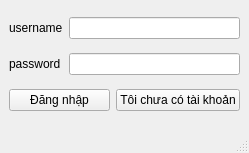
Before: the Qt Designer form view/login/dangnhap.ui in loimaxto/DoAnPython, drawn with Qt 5.
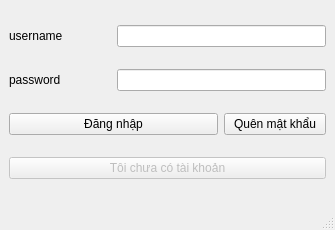
After: the same form once the commit is applied.

The edit to the form file:
```diff
--- a/view/login/dangnhap.ui
+++ b/view/login/dangnhap.ui
@@ -6,8 +6,8 @@
    <rect>
     <x>0</x>
     <y>0</y>
-    <width>249</width>
-    <height>153</height>
+    <width>335</width>
+    <height>230</height>
    </rect>
   </property>
   <property name="windowTitle">
@@ -43,7 +43,26 @@
      </widget>
     </item>
     <item row="2" column="2">
+     <widget class="QPushButton" name="forget_btn">
+      <property name="font">
+       <font>
+        <stylestrategy>PreferDefault</stylestrategy>
+        <kerning>true</kerning>
+       </font>
+      </property>
+      <property name="text">
+       <string>Quên mật khẩu</string>
+      </property>
+      <property name="checkable">
+       <bool>false</bool>
+      </property>
+     </widget>
+    </item>
+    <item row="3" column="0" colspan="3">
      <widget class="QPushButton" name="newTk_btn">
+      <property name="enabled">
+       <bool>false</bool>
+      </property>
       <property name="text">
        <string>Tôi chưa có tài khoản</string>
       </property>
```
Left out of the diff: 2 changed lines with no effect on the pictures.
